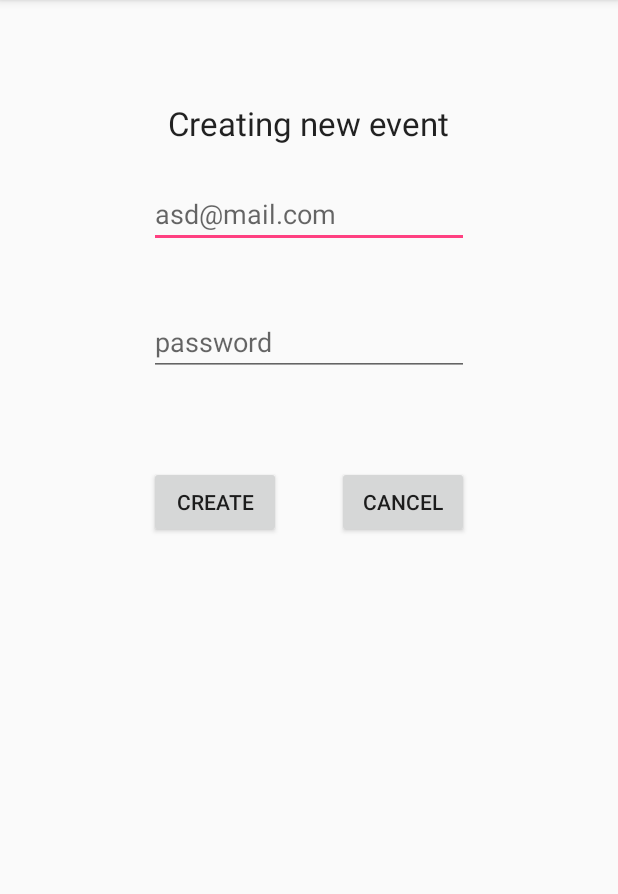
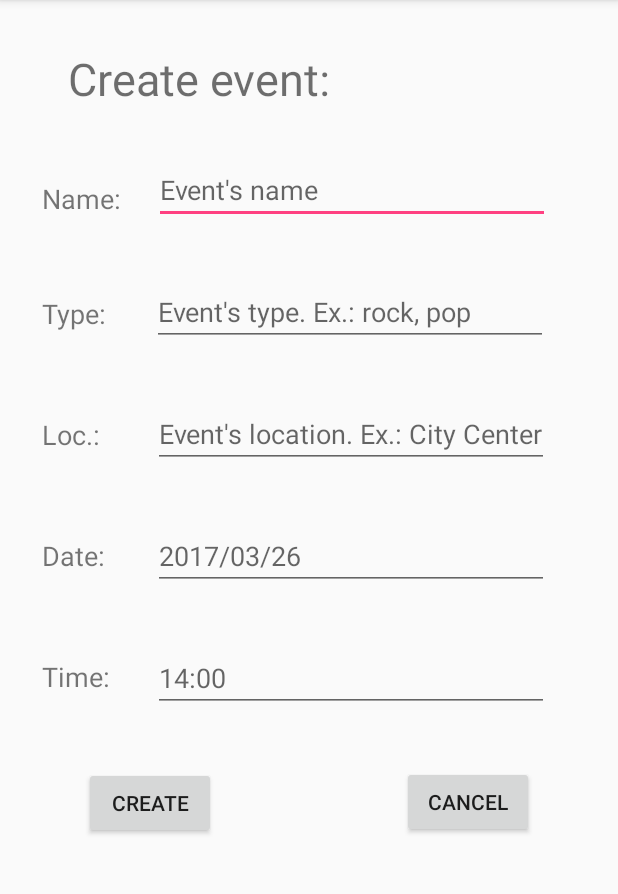
Before and after one commit to istvan73/MusicEventViewer, an Android app: the screen it shows after launch (NewEventActivity), on a phone screen of 412 x 824 dp, the part 84-978 px from its top. Run offline under Robolectric (Android 15) with nearby library versions, the phone set to English and light mode, and no system bars; our stand-ins replace Firebase (no records; nobody signed in at launch, a user with empty details on screens opened directly).

Commit message:
Now we can add event
- Made Layout
- Added Validator class MusicEventValidator
- Validated and uploaded data

```diff
--- a/app/src/main/java/com/example/dell_5548/eventmusicpestyah_hunyi/NewEventActivity.java
+++ b/app/src/main/java/com/example/dell_5548/eventmusicpestyah_hunyi/NewEventActivity.java
@@ -1,5 +1,7 @@
 package com.example.dell_5548.eventmusicpestyah_hunyi;
 
+import android.content.Context;
+import android.support.constraint.ConstraintLayout;
 import android.support.v7.app.AppCompatActivity;
 import android.os.Bundle;
 import android.text.TextUtils;
@@ -11,28 +13,36 @@ import android.widget.ProgressBar;
 import android.widget.RelativeLayout;
 import android.widget.Toast;
 
-import com.google.firebase.FirebaseApp;
+import com.example.dell_5548.eventmusicpestyah_hunyi.Validator.MusicEventValidator;
 import com.google.firebase.auth.FirebaseAuth;
 import com.google.firebase.database.DatabaseReference;
 import com.google.firebase.database.FirebaseDatabase;
 
 import java.util.HashMap;
 import java.util.Map;
-import java.util.UUID;
 
 public class NewEventActivity extends AppCompatActivity {
 
-    private static final String M_NODE_EVENT = "Events";
-    private static final String M_EVENT_NAME = "name";
-    private static final String M_EVENT_ID = "ID";
-    private static final String M_EVENT_LOCATION_NAME = "location_name";
-    private static final String M_EVENT_TYPE = "type";
-    private static final String M_EVENT_TIME = "time";
+    //Defining Keys for Json element
+    String M_NODE_EVENT;
+    String M_EVENT_NAME;
+    String M_EVENT_ADDER_ID;
+    String M_EVENT_LOCATION_NAME;
+    String M_EVENT_TYPE;
+    String M_EVENT_DATE;
+    String M_EVENT_TIME;
 
-    private Button mCreateBT;
-    private Button mCloseBT;
-    private EditText mEmailET;
-    private EditText mPasswordET;
+
+    //Defining Keys for Json element - finished
+
+
+    private Button createEventButton;
+    private Button cancelCreatorButton;
+    private EditText eventNameET;
+    private EditText eventTypeET;
+    private EditText eventLocationET;
+    private EditText eventDateET;
+    private EditText eventTimeET;
 
     private FirebaseAuth mFirebaseAuth;
     //private StorageReference mStorageRef;
@@ -40,27 +50,71 @@ public class NewEventActivity extends AppCompatActivity {
     private DatabaseReference mDatabaseRef;
     private ProgressBar progressBar;
 
+    private Context ctx = this;
+    MusicEventValidator myValidator;
+
+    /**
+     *
+     * @param savedInstanceState
+     */
     @Override
     protected void onCreate(Bundle savedInstanceState) {
         super.onCreate(savedInstanceState);
-        setContentView(R.layout.activity_newevent);
+        setContentView(R.layout.activity_create_new_event);
+        myValidator = new MusicEventValidator(ctx);
+        //Setting up Keys for Json element
+
+        M_NODE_EVENT = getResources().getString(R.string.M_NODE_EVENT);
+        M_EVENT_NAME = getResources().getString(R.string.M_EVENT_NAME);
+        M_EVENT_ADDER_ID = getResources().getString(R.string.M_EVENT_ID);
+        M_EVENT_LOCATION_NAME = getResources().getString(R.string.M_EVENT_LOCATION_NAME);
+        M_EVENT_TYPE = getResources().getString(R.string.M_EVENT_TYPE);
+        M_EVENT_DATE = getResources().getString(R.string.M_EVENT_DATE);
+        M_EVENT_TIME = getResources().getString(R.string.M_EVENT_TIME);
+
+        //Setting up Keys for Json element - finished
 
         mFirebaseAuth = FirebaseAuth.getInstance();
         mFirebaseAuth.signInWithEmailAndPassword("testhun@email.com","testHun");
         mDatabaseRef = FirebaseDatabase.getInstance().getReference();
 
-        RelativeLayout layout = findViewById(R.id.registerRL);
-        mCreateBT = (Button) findViewById(R.id.createBT);
-        mEmailET = (EditText) findViewById(R.id.emailET);
-        mPasswordET = (EditText) findViewById(R.id.passwordET);
 
-        mCreateBT.setOnClickListener(new View.OnClickListener() {
+
+        ConstraintLayout layout = findViewById(R.id.new_event_constraint_layout);
+
+        createEventButton = (Button) findViewById(R.id.createButton);
+        cancelCreatorButton = (Button) findViewById(R.id.cancelButton);
+
+        //Creating references for EditText views
+
+        eventNameET = (EditText) findViewById(R.id.eventName);
+        eventTypeET = (EditText) findViewById(R.id.eventType);
+        eventLocationET = (EditText) findViewById(R.id.eventLocation);
+        eventDateET = (EditText) findViewById(R.id.eventDate);
+        eventTimeET = (EditText) findViewById(R.id.eventTime);
+
+
+        //Creating references for EditText views - finished
+
+        createEventButton.setOnClickListener(new View.OnClickListener() {
             @Override
             public void onClick(View v) {
                 Log.i("SIGN", "IM IN ON CLICK LISTENER!");
-                createTheEvent();
+                if (createTheEvent()){
+                    Toast.makeText(ctx, "Yeees.", Toast.LENGTH_SHORT).show();
+
+                }else{
+
+                }
                 // after that, Istvan, you need to give back or just only to close this activity \
-                //  and also if its possible then say the main activity that he has to refresh itself bc. of new data...
+                // and also if its possible then say the main activity that he has to refresh itself bc. of new data...
+            }
+        });
+
+        cancelCreatorButton.setOnClickListener(new View.OnClickListener() {
+            @Override
+            public void onClick(View v) {
+
             }
         });
 
@@ -69,43 +123,62 @@ public class NewEventActivity extends AppCompatActivity {
         params.addRule(RelativeLayout.CENTER_IN_PARENT);
         layout.addView(progressBar, params);
         progressBar.setVisibility(View.GONE);     // To Hide ProgressBar
+
     }
 
-    private void createTheEvent() {
+    /**<h2>Description:</h2><br>
+     * <ul>
+     *     <li>This method is the one called when the <b>create</b> button is pressed.</li>
+     *     <li>It takes the data from the current layout, and after validation it saves the data to the database.</li>
+     *     <li>In case the validation fails, it will be returned, and also will display the first error in a toast.</li>
+     * </ul>
+     */
+    private boolean createTheEvent() {
         // Istvan, ive to tell you smth, you have to work in plus, to repair this fnc.
         Log.i("SIGN", "IM IN CREATE EVENT");
         // Here u have to get all the datas from the UI
-        String emailStr = mEmailET.getText().toString().trim();
-        String passwordStr = mPasswordET.getText().toString();
-        String eventName = "Piano opera";
 
-        Log.i("SIGN", "Email: " + emailStr + "|pass:" + passwordStr);
 
-        if (TextUtils.isEmpty(emailStr)) {
-            // the email field is empty
-            Toast.makeText(this, "Please fill in the Email field.", Toast.LENGTH_SHORT).show();
-            return;
+        String eventName = eventNameET.getText().toString().trim();
+        String eventType = eventTypeET.getText().toString().trim();
+        String eventLocation = eventLocationET.getText().toString().trim();
+        String eventDate = eventDateET.getText().toString().trim();
+        String eventTime = eventTimeET.getText().toString().trim();
+
+
+        String eventAddedBy = mFirebaseAuth.getCurrentUser().getUid();
+        if (mFirebaseAuth.getCurrentUser()==null){
+            Toast.makeText(this, "User is disconneted!", Toast.LENGTH_SHORT).show();
+            return false;
         }
-        if (TextUtils.isEmpty(passwordStr)) {
-            // the email field is empty
-            Toast.makeText(this, "Please fill in the Password field.", Toast.LENGTH_SHORT).show();
-            return;
+
+        if (
+                !myValidator.isValidSimpleString("Event Name",eventName) ||
+                        !myValidator.isValidSimpleString("Event Type",eventType) ||
+                        !myValidator.isValidSimpleString("Event Location",eventLocation) ||
+                        !myValidator.isValidDate(eventDate) ||
+                        !myValidator.isValidTime(eventTime)
+                ){
+            return false;
         }
-        // everything it's okay
+
 
         progressBar.setVisibility(View.VISIBLE);  //To show ProgressBar
 
         // saving datas to the FIREBASE
-        String userID = mFirebaseAuth.getCurrentUser().getUid();
+
         // Creating event with a title and an ID
 
         // Put the local variables in a hashMap
         Map newEventDatas = new HashMap();
         newEventDatas.put(M_EVENT_NAME, eventName);
-        newEventDatas.put(M_EVENT_TYPE, "piano");
-        newEventDatas.put(M_EVENT_LOCATION_NAME, "tudor");
-        newEventDatas.put(M_EVENT_TIME, "15:15:000");
-        newEventDatas.put(M_EVENT_ID, "UNIQ_ID");
+        newEventDatas.put(M_EVENT_TYPE, eventType);
+        newEventDatas.put(M_EVENT_LOCATION_NAME, eventLocation);
+        newEventDatas.put(M_EVENT_TIME, eventTime);
+        newEventDatas.put(M_EVENT_DATE, eventDate);
+        newEventDatas.put(M_EVENT_ADDER_ID, eventAddedBy);
+
+
         // Send this variable collection to the Server =>
         //FirebaseDatabase.getInstance().getReference("Events").getReference
             // if we want that the new event name to be created as a UniqID =>
@@ -115,7 +188,7 @@ public class NewEventActivity extends AppCompatActivity {
 
             // but if we want that the new event to be created as a name =>
         //mDatabaseRef.child(M_NODE_EVENT).child(eventName);
-        mDatabaseRef.getDatabase().getReference(M_NODE_EVENT).child(eventName).setValue(newEventDatas);
+        mDatabaseRef.getDatabase().getReference(M_NODE_EVENT).push().setValue(newEventDatas);
         //events.getDatabase().getReference("")
 
         /*** Instructions:
@@ -123,13 +196,19 @@ public class NewEventActivity extends AppCompatActivity {
          * 2. child event. child userList
          * 3. firabeseStorage.getinst.getref
          * 4. kep: storageRef.child foto . child uri . getLastPathFragmeent
+         * @param
+         * @return
+         *
          * */
 
-        try {
-            Thread.sleep(500);
+        /*try {
+            Thread.sleep(3000);
         } catch (InterruptedException e) {
             e.printStackTrace();
-        }
-        progressBar.setVisibility(View.GONE);     // To Hide ProgressBar
+        }*/
+        Toast.makeText(this, "Event creates successfully!", Toast.LENGTH_LONG).show();
+        progressBar.setVisibility(View.GONE);
+            // To Hide ProgressBar
+        return true;
     }
 }
--- /dev/null
+++ b/app/src/main/java/com/example/dell_5548/eventmusicpestyah_hunyi/Validator/MusicEventValidator.java
@@ -0,0 +1,115 @@
+package com.example.dell_5548.eventmusicpestyah_hunyi.Validator;
+
+import android.content.Context;
+import android.widget.Toast;
+
+
+/**
+ * Created by Pista on 2017.12.28..
+ *
+ * <h2>Description:</h2><br>
+ * <ul>
+ * <li>This class is responsible for validating information gained by the user.</li>
+ * <li>Each validator function requires a <b>String</b> and returns:
+ * <ul>
+ *     <li><u>True</u>, if the input fits the validator's requirements.</li>
+ *     <li><u>False</u>, if the input does not fit the validator's requirements.</li>
+ * </ul>
+ * </ul>
+ * <br>
+ * <h2>Usage:</h2><br>
+ * <ul>
+ * <li>Create a new object of {@link MusicEventValidator}, add the {@link Context} as parameter (it is used to show errors via a {@link Toast})</li>
+ * <li>Whenever you want to use a validator, just call it's desired class function.</li>
+ * </ul>
+ */
+
+public class MusicEventValidator {
+
+    private Context ctx;
+    private int simpleStringMaxLength = 300;
+    private int validDateLen = 10;
+    private int validTimeLen = 5;
+
+    //For later use
+    //private int simpleStringMinLength = 2;
+
+    public MusicEventValidator(Context ctx) {
+        this.ctx = ctx;
+    }
+
+
+    /**
+     * <h2>Description:</h2><br>
+     * <ul>
+     *     <li>This method checks if a string matching our standard (0 <length < simpleStringMaxLength).</li>
+     *     <li>If fails, displays the error and returns with false</li>
+     * </ul>
+     *
+     * @param placeholderName it tells us (via {@link Toast}), which of our fields is the mistaken
+     * @param simpleString the {@link String} to validate
+     * @return boolean - true, if the {@link String} is valid
+     */
+    public boolean isValidSimpleString(String placeholderName,String simpleString){
+        int strLen = simpleString.length();
+        if (strLen > simpleStringMaxLength){
+            Toast.makeText(ctx, "The " + placeholderName + " must be shorter than " + simpleStringMaxLength + " characters!", Toast.LENGTH_SHORT).show();
+            return false;
+        }
+
+        if (simpleString == null || strLen==0){
+            Toast.makeText(ctx, "Please enter data to " + placeholderName + "!", Toast.LENGTH_SHORT).show();
+            return false;
+        }
+        return true;
+    }
+
+    /**
+     * <h2>Description:</h2><br>
+     * <ul>
+     *     <li>This method checks if a string matching our standard date format (YYYY/MM/DD).</li>
+     *     <li>If fails, displays the error and returns with false</li>
+     *     <li>The Regexp isn't bulletproof yet, meaning some months may be mistaken <i>(20xx/02/31)</i></li>
+     * </ul>
+     * @param date the input to validate
+     * @return boolean - true, if the {@link String} is valid
+     */
+    public boolean isValidDate(String date){
+        int strLen = date.length();
+        if (strLen != validDateLen){
+            Toast.makeText(ctx, "The Date must be exactly" + validDateLen + " characters long!", Toast.LENGTH_SHORT).show();
+            return false;
+        }
+
+        if (!date.matches("(\\d{4})/(0?[1-9]|1[012])/(0?[1-9]|[12][0-9]|3[01])")){
+            Toast.makeText(ctx, "Please enter a valid date, like YEAR/MON/DAY!", Toast.LENGTH_SHORT).show();
+            return false;
+        }
+        return true;
+    }
+
+    /**
+     * <h2>Description:</h2><br>
+     * <ul>
+     *     <li>This method checks if a string matching our standard time format (HH:MM).</li>
+     *     <li>If fails, displays the error and returns with false</li>
+     * </ul>
+     * @param time the input to validate
+     * @return boolean - true, if the {@link String} is valid
+     */
+    public boolean isValidTime(String time){
+        int strLen = time.length();
+        if (strLen != validTimeLen){
+            Toast.makeText(ctx, "The Time must be exactly " + validTimeLen + " characters long!", Toast.LENGTH_SHORT).show();
+            return false;
+        }
+
+        if (!time.matches("([0-9]|0[0-9]|1[0-9]|2[0-3]):[0-5][0-9]")){
+            Toast.makeText(ctx, "Please enter a valid time of a day, like Hour:Second!", Toast.LENGTH_SHORT).show();
+            return false;
+        }
+        return true;
+    }
+
+
+}
--- /dev/null
+++ b/app/src/main/res/layout/activity_create_new_event.xml
@@ -0,0 +1,180 @@
+<?xml version="1.0" encoding="utf-8"?>
+<android.support.constraint.ConstraintLayout
+    xmlns:android="http://schemas.android.com/apk/res/android"
+    xmlns:app="http://schemas.android.com/apk/res-auto"
+    xmlns:tools="http://schemas.android.com/tools"
+    android:layout_width="match_parent"
+    android:layout_height="match_parent"
+    android:id="@+id/new_event_constraint_layout"
+    tools:context="com.example.dell_5548.eventmusicpestyah_hunyi.NewEventActivity">
+
+    <TextView
+        android:id="@+id/eventNameLabel"
+        android:layout_width="wrap_content"
+        android:layout_height="wrap_content"
+        android:layout_marginStart="28dp"
+        android:layout_marginTop="120dp"
+        android:labelFor="@+id/eventTime"
+        android:text="@string/name"
+        android:textSize="18sp"
+        app:layout_constraintStart_toStartOf="parent"
+        app:layout_constraintTop_toTopOf="parent" />
+
+    <TextView
+        android:id="@+id/eventTypeLabel"
+        android:layout_width="wrap_content"
+        android:layout_height="wrap_content"
+        android:layout_marginStart="28dp"
+        android:layout_marginTop="52dp"
+        android:labelFor="@+id/eventTime"
+        android:text="@string/type"
+        android:textSize="18sp"
+        app:layout_constraintStart_toStartOf="parent"
+        app:layout_constraintTop_toBottomOf="@+id/eventNameLabel" />
+
+    <TextView
+        android:id="@+id/eventLocationLabel"
+        android:layout_width="wrap_content"
+        android:layout_height="wrap_content"
+        android:layout_marginStart="28dp"
+        android:layout_marginTop="56dp"
+        android:labelFor="@+id/eventTime"
+        android:text="@string/location"
+        android:textSize="18sp"
+        app:layout_constraintStart_toStartOf="parent"
+        app:layout_constraintTop_toBottomOf="@+id/eventTypeLabel" />
+
+    <EditText
+        android:id="@+id/eventName"
+        android:layout_width="264dp"
+        android:layout_height="wrap_content"
+        android:layout_marginEnd="8dp"
+        android:layout_marginStart="8dp"
+        android:layout_marginTop="104dp"
+        android:ems="10"
+        android:hint="@string/event_name_hint"
+        android:inputType="textPersonName"
+        app:layout_constraintEnd_toEndOf="parent"
+        app:layout_constraintHorizontal_bias="0.269"
+        app:layout_constraintStart_toEndOf="@+id/eventNameLabel"
+        app:layout_constraintTop_toTopOf="parent" />
+
+    <EditText
+        android:id="@+id/eventTime"
+        android:layout_width="264dp"
+        android:layout_height="wrap_content"
+        android:layout_marginEnd="16dp"
+        android:layout_marginStart="8dp"
+        android:layout_marginTop="36dp"
+        android:ems="10"
+        android:hint="@string/event_time_hint"
+        android:inputType="time"
+        app:layout_constraintEnd_toEndOf="parent"
+        app:layout_constraintHorizontal_bias="0.411"
+        app:layout_constraintStart_toEndOf="@+id/eventTimeLabel"
+        app:layout_constraintTop_toBottomOf="@+id/eventDate" />
+
+    <TextView
+        android:id="@+id/eventTimeLabel"
+        android:layout_width="wrap_content"
+        android:layout_height="wrap_content"
+        android:layout_marginStart="28dp"
+        android:layout_marginTop="56dp"
+        android:labelFor="@+id/eventTime"
+        android:text="@string/time"
+        android:textSize="18sp"
+        app:layout_constraintStart_toStartOf="parent"
+        app:layout_constraintTop_toBottomOf="@+id/eventDateLabel" />
+
+    <EditText
+        android:id="@+id/eventLocation"
+        android:layout_width="264dp"
+        android:layout_height="wrap_content"
+        android:layout_marginEnd="8dp"
+        android:layout_marginStart="8dp"
+        android:layout_marginTop="36dp"
+        android:ems="10"
+        android:hint="@string/event_location_hint"
+        android:inputType="textPersonName"
+        app:layout_constraintEnd_toEndOf="parent"
+        app:layout_constraintHorizontal_bias="0.415"
+        app:layout_constraintStart_toEndOf="@+id/eventLocationLabel"
+        app:layout_constraintTop_toBottomOf="@+id/eventType" />
+
+    <EditText
+        android:id="@+id/eventType"
+        android:layout_width="264dp"
+        android:layout_height="wrap_content"
+        android:layout_marginEnd="8dp"
+        android:layout_marginStart="8dp"
+        android:layout_marginTop="36dp"
+        android:ems="10"
+        android:hint="@string/event_type_hint"
+        android:inputType="textPersonName"
+        app:layout_constraintEnd_toEndOf="parent"
+        app:layout_constraintHorizontal_bias="0.366"
+        app:layout_constraintStart_toEndOf="@+id/eventTypeLabel"
+        app:layout_constraintTop_toBottomOf="@+id/eventName" />
+
+    <TextView
+        android:id="@+id/createEventTextView"
+        android:layout_width="wrap_content"
+        android:layout_height="wrap_content"
+        android:layout_marginEnd="8dp"
+        android:layout_marginStart="8dp"
+        android:layout_marginTop="32dp"
+        android:text="@string/create_event"
+        android:textColor="@color/common_google_signin_btn_text_light_default"
+        android:textSize="30sp"
+        app:layout_constraintEnd_toEndOf="parent"
+        app:layout_constraintHorizontal_bias="0.168"
+        app:layout_constraintStart_toStartOf="parent"
+        app:layout_constraintTop_toTopOf="parent" />
+
+    <TextView
+        android:id="@+id/eventDateLabel"
+        android:layout_width="wrap_content"
+        android:layout_height="wrap_content"
+        android:layout_marginStart="28dp"
+        android:layout_marginTop="56dp"
+        android:labelFor="@+id/eventTime"
+        android:text="@string/date"
+        android:textSize="18sp"
+        app:layout_constraintStart_toStartOf="parent"
+        app:layout_constraintTop_toBottomOf="@+id/eventLocationLabel" />
+
+    <EditText
+        android:id="@+id/eventDate"
+        android:layout_width="264dp"
+        android:layout_height="wrap_content"
+        android:layout_marginEnd="8dp"
+        android:layout_marginStart="12dp"
+        android:layout_marginTop="36dp"
+        android:ems="10"
+        android:hint="@string/event_date_hint"
+        android:inputType="date"
+        app:layout_constraintEnd_toEndOf="parent"
+        app:layout_constraintHorizontal_bias="0.344"
+        app:layout_constraintStart_toEndOf="@+id/eventDateLabel"
+        app:layout_constraintTop_toBottomOf="@+id/eventLocation" />
+
+    <Button
+        android:id="@+id/createButton"
+        android:layout_width="wrap_content"
+        android:layout_height="wrap_content"
+        android:layout_marginStart="56dp"
+        android:layout_marginTop="48dp"
+        android:text="@string/create"
+        app:layout_constraintStart_toStartOf="parent"
+        app:layout_constraintTop_toBottomOf="@+id/eventTimeLabel" />
+
+    <Button
+        android:id="@+id/cancelButton"
+        android:layout_width="wrap_content"
+        android:layout_height="wrap_content"
+        android:layout_marginStart="124dp"
+        android:layout_marginTop="36dp"
+        android:text="@string/cancel"
+        app:layout_constraintStart_toEndOf="@+id/createButton"
+        app:layout_constraintTop_toBottomOf="@+id/eventTime" />
+</android.support.constraint.ConstraintLayout>
--- a/app/src/main/res/values/strings.xml
+++ b/app/src/main/res/values/strings.xml
@@ -1,10 +1,40 @@
 <resources>
+
     <string name="app_name">EventMusicPestyah_Hunyi</string>
 
+    <!-- Label names -->
+
+    <string name="name">Name:</string>
+    <string name="type">Type:</string>
+    <string name="time">Time:</string>
+    <string name="location">Loc.:</string>
+    <string name="create_event">Create event:</string>
+    <string name="date">Date:</string>
     <string name="email_text">Email</string>
     <string name="passw_text">Password</string>
+
+    <!-- Fillable hints -->
+
+    <string name="event_name_hint">Event\'s name</string>
+    <string name="event_time_hint">14:00</string>
+    <string name="event_location_hint">Event\'s location. Ex.: City Center</string>
+    <string name="event_type_hint">Event\'s type. Ex.: rock, pop</string>
+    <string name="event_date_hint">2017/03/26</string>
+
+
+    <!-- Button texts-->
 
     <string name="create_bt">Create</string>
     <string name="cancel_bt">Cancel</string>
 
+    <string name="create">Create</string>
+    <string name="cancel">Cancel</string>
+    <string name="M_NODE_EVENT">Events</string>
+    <string name="M_EVENT_NAME">name</string>
+    <string name="M_EVENT_ID">AdderID</string>
+    <string name="M_EVENT_LOCATION_NAME">location_name</string>
+    <string name="M_EVENT_TYPE">type</string>
+    <string name="M_EVENT_DATE">date</string>
+    <string name="M_EVENT_TIME">time</string>
+
 </resources>
--- a/build.gradle
+++ b/build.gradle
@@ -7,7 +7,7 @@ buildscript {
         jcenter()
     }
     dependencies {
-        classpath 'com.android.tools.build:gradle:3.0.0'
+        classpath 'com.android.tools.build:gradle:3.0.1'
         classpath 'com.google.gms:google-services:3.1.0'
 
         // NOTE: Do not place your application dependencies here; they belong
```
Also changed, not shown: app/build.gradle (+4 -4 lines).
